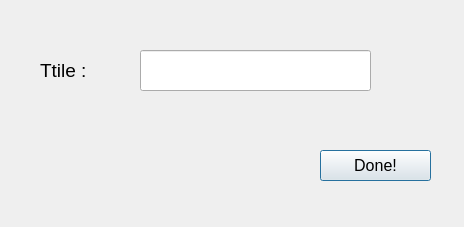
The window that MainWindowApp/tasksettingedit.ui (TheYoungOldtimer/ApProject1) describes before a commit, drawn with Qt 5.
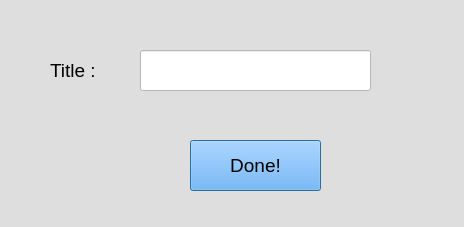
The same window after the commit.

The edit to the form file:
```diff
--- a/MainWindowApp/tasksettingedit.ui
+++ b/MainWindowApp/tasksettingedit.ui
@@ -13,20 +13,30 @@
   <property name="windowTitle">
    <string>Dialog</string>
   </property>
+  <property name="styleSheet">
+   <string notr="true">background-color: rgb(222, 222, 222);
+color: rgb(0, 0, 0);</string>
+  </property>
   <widget class="QPushButton" name="pushButton">
    <property name="geometry">
     <rect>
-     <x>320</x>
-     <y>150</y>
-     <width>111</width>
-     <height>31</height>
+     <x>190</x>
+     <y>140</y>
+     <width>131</width>
+     <height>51</height>
     </rect>
    </property>
    <property name="font">
     <font>
-     <pointsize>12</pointsize>
+     <pointsize>14</pointsize>
     </font>
    </property>
+   <property name="cursor">
+    <cursorShape>PointingHandCursor</cursorShape>
+   </property>
+   <property name="styleSheet">
+    <string notr="true">background-color: rgb(85, 170, 255);</string>
+   </property>
    <property name="text">
     <string>Done!</string>
    </property>
@@ -45,6 +55,9 @@
      <pointsize>12</pointsize>
     </font>
    </property>
+   <property name="styleSheet">
+    <string notr="true">background-color: rgb(255, 255, 255);</string>
+   </property>
   </widget>
   <widget class="QLabel" name="label_2">
    <property name="geometry">
@@ -60,6 +73,9 @@
      <pointsize>12</pointsize>
     </font>
    </property>
+   <property name="styleSheet">
+    <string notr="true">color: rgb(255, 0, 0);</string>
+   </property>
    <property name="text">
     <string/>
    </property>
@@ -67,7 +83,7 @@
   <widget class="QLabel" name="label">
    <property name="geometry">
     <rect>
-     <x>40</x>
+     <x>50</x>
      <y>50</y>
      <width>81</width>
      <height>41</height>
@@ -79,7 +95,7 @@
     </font>
    </property>
    <property name="text">
-    <string>Ttile :</string>
+    <string>Title :</string>
    </property>
   </widget>
  </widget>
```
